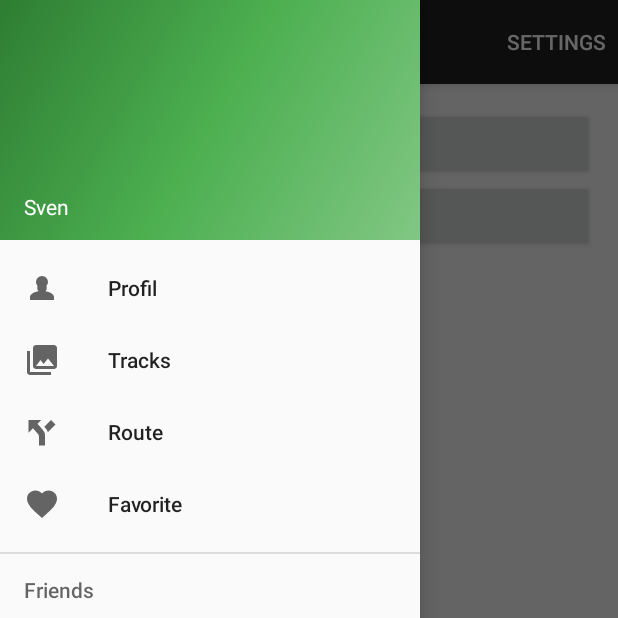
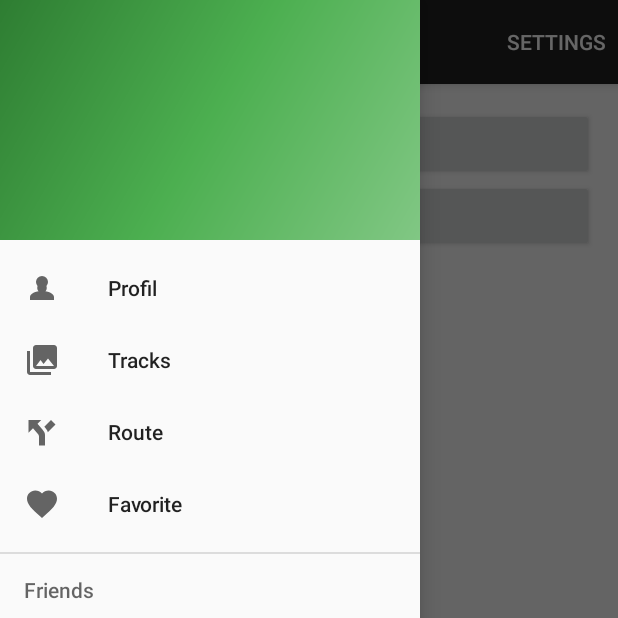
Before and after one commit to darenegade/BikeBattle, an Android app: the screen it shows after launch (MainActivity), with the side drawer open, on a phone screen of 412 x 824 dp, the top half of it. Run offline under Robolectric (Android 15) with nearby library versions, the phone set to English and light mode, and no system bars; our stand-ins replace CircleImageView, Picasso; libraries missing offline, so code that uses them is left out: org.springframework.hateoas; pictures from the network do not load; 3 statements that could not run were skipped.

Commit message:
"Sven" entfernt XD

```diff
--- a/BikeBattle/app/src/main/res/layout/nav_header_main.xml
+++ b/BikeBattle/app/src/main/res/layout/nav_header_main.xml
@@ -26,7 +26,6 @@
         android:layout_width="match_parent"
         android:layout_height="wrap_content"
         android:paddingTop="@dimen/nav_header_vertical_spacing"
-        android:text="Sven"
         android:textAppearance="@style/TextAppearance.AppCompat.Body1"/>
 
 </LinearLayout>
```
